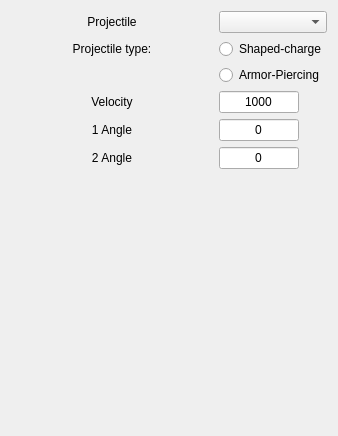
Above: UI/shootsettings.ui from bakeryproducts/ConstructorM4 before the change. Below: the same form after it.
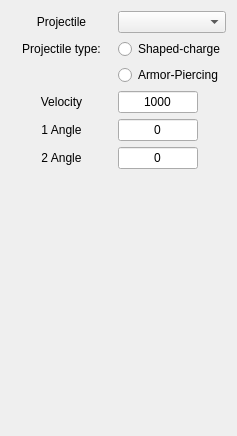
That is the form after the change.

What changed in the file:
```diff
--- a/UI/shootsettings.ui
+++ b/UI/shootsettings.ui
@@ -6,7 +6,7 @@
    <rect>
     <x>0</x>
     <y>0</y>
-    <width>338</width>
+    <width>237</width>
     <height>436</height>
    </rect>
   </property>
```
